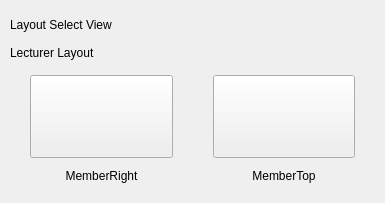
Old version of the form Windows-Mac/RoomApp/App/Form/LayoutSelectView.ui in the repository Tencent-RTC/TUIRoomKit.
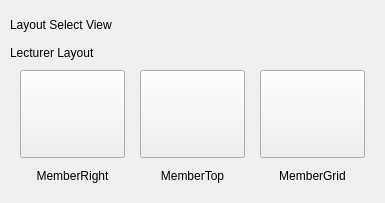
New version of the form.

What changed in the file:
```diff
--- a/Windows-Mac/RoomApp/App/Form/LayoutSelectView.ui
+++ b/Windows-Mac/RoomApp/App/Form/LayoutSelectView.ui
@@ -155,16 +155,16 @@
              <widget class="QWidget" name="widget_lecture_content" native="true">
               <layout class="QHBoxLayout" name="horizontalLayout_2">
                <property name="spacing">
-                <number>20</number>
+                <number>5</number>
                </property>
                <property name="leftMargin">
-                <number>10</number>
+                <number>5</number>
                </property>
                <property name="topMargin">
                 <number>0</number>
                </property>
                <property name="rightMargin">
-                <number>10</number>
+                <number>5</number>
                </property>
                <property name="bottomMargin">
                 <number>0</number>
@@ -176,13 +176,13 @@
                    <number>5</number>
                   </property>
                   <property name="leftMargin">
-                   <number>10</number>
+                   <number>5</number>
                   </property>
                   <property name="topMargin">
-                   <number>10</number>
+                   <number>5</number>
                   </property>
                   <property name="rightMargin">
-                   <number>10</number>
+                   <number>5</number>
                   </property>
                   <property name="bottomMargin">
                    <number>5</number>
@@ -226,13 +226,13 @@
                    <number>5</number>
                   </property>
                   <property name="leftMargin">
-                   <number>10</number>
+                   <number>5</number>
                   </property>
                   <property name="topMargin">
-                   <number>10</number>
+                   <number>5</number>
                   </property>
                   <property name="rightMargin">
-                   <number>10</number>
+                   <number>5</number>
                   </property>
                   <property name="bottomMargin">
                    <number>5</number>
@@ -269,6 +269,56 @@
                  </layout>
                 </widget>
                </item>
+               <item>
+                <widget class="QWidget" name="widget_grid_layout" native="true">
+                 <layout class="QVBoxLayout" name="verticalLayout_6">
+                  <property name="spacing">
+                   <number>5</number>
+                  </property>
+                  <property name="leftMargin">
+                   <number>5</number>
+                  </property>
+                  <property name="topMargin">
+                   <number>5</number>
+                  </property>
+                  <property name="rightMargin">
+                   <number>5</number>
+                  </property>
+                  <property name="bottomMargin">
+                   <number>5</number>
+                  </property>
+                  <item>
+                   <widget class="QPushButton" name="btn_grid">
+                    <property name="sizePolicy">
+                     <sizepolicy hsizetype="Minimum" vsizetype="Preferred">
+                      <horstretch>0</horstretch>
+                      <verstretch>0</verstretch>
+                     </sizepolicy>
+                    </property>
+                    <property name="text">
+                     <string/>
+                    </property>
+                   </widget>
+                  </item>
+                  <item>
+                   <widget class="QLabel" name="label_grid">
+                    <property name="maximumSize">
+                     <size>
+                      <width>16777215</width>
+                      <height>25</height>
+                     </size>
+                    </property>
+                    <property name="text">
+                     <string>MemberGrid</string>
+                    </property>
+                    <property name="alignment">
+                     <set>Qt::AlignCenter</set>
+                    </property>
+                   </widget>
+                  </item>
+                 </layout>
+                </widget>
+               </item>
               </layout>
              </widget>
             </item>
```
